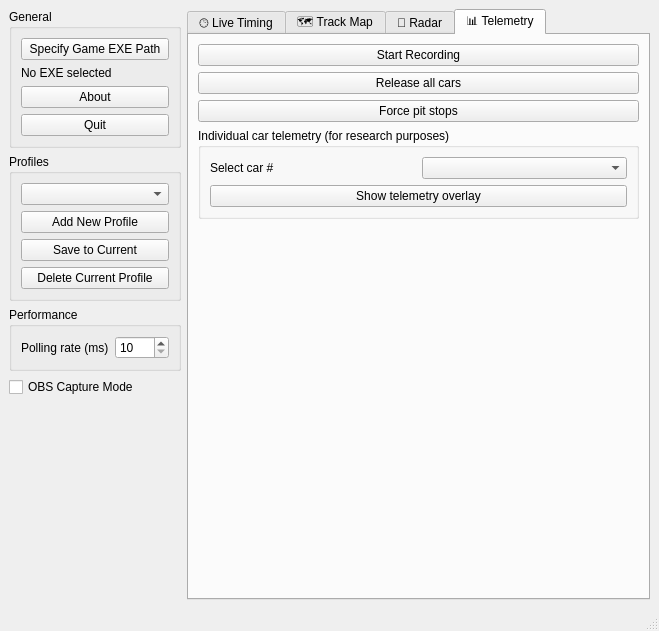
This is icr2timing/ui/control_panel.ui in skchow03/icr2tools as Qt 5 draws it before an edit. The edited form follows.
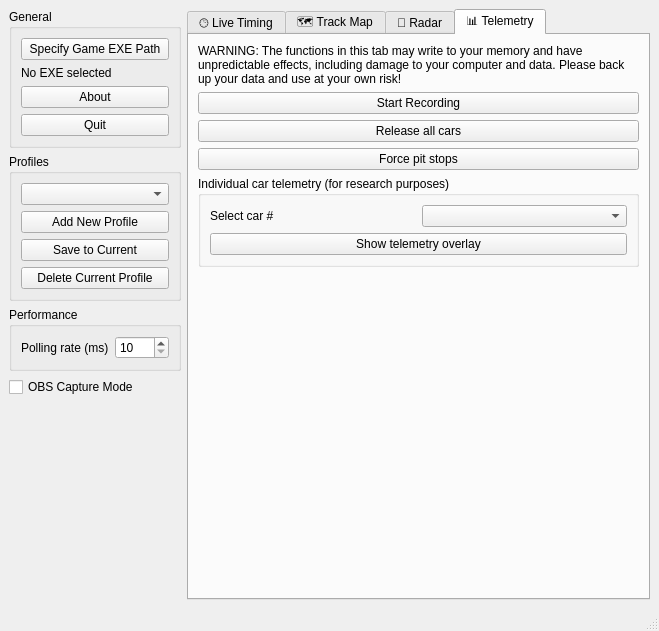
This is the edited form. The open tabs and pages were chosen to show the change.

Commit message: Enhance profiles.ini and control_panel.ui for improved telemetry and qualifying data handling

```diff
--- a/icr2timing/ui/control_panel.ui
+++ b/icr2timing/ui/control_panel.ui
@@ -695,7 +695,17 @@
          <attribute name="title">
           <string>📊 Telemetry</string>
          </attribute>
-         <layout class="QVBoxLayout" name="telemetryLayout" stretch="0,0,0,0,1">
+         <layout class="QVBoxLayout" name="telemetryLayout" stretch="0,0,0,0,0,1">
+          <item>
+           <widget class="QLabel" name="label_2">
+            <property name="text">
+             <string>WARNING: The functions in this tab may write to your memory and have unpredictable effects, including damage to your computer and data. Please back up your data and use at your own risk!</string>
+            </property>
+            <property name="wordWrap">
+             <bool>true</bool>
+            </property>
+           </widget>
+          </item>
           <item>
            <widget class="QPushButton" name="btnLapLogger">
             <property name="text">
@@ -754,13 +764,6 @@
            </widget>
           </item>
           <item>
-           <widget class="QWidget" name="carDataEditorContainer">
-            <property name="sizePolicy">
-             <sizepolicy hsizetype="Expanding" vsizetype="Expanding">
-              <horstretch>0</horstretch>
-              <verstretch>1</verstretch>
-             </sizepolicy>
-            </property>
             <layout class="QVBoxLayout" name="carDataEditorLayout">
              <property name="spacing">
               <number>0</number>
@@ -791,7 +794,6 @@
               </spacer>
              </item>
             </layout>
-           </widget>
           </item>
          </layout>
         </widget>
```
Left out of the diff: 2 changed lines with no effect on the pictures. Lines whose indentation alone changed are shown as unchanged. The commit also changes 1 other file.
